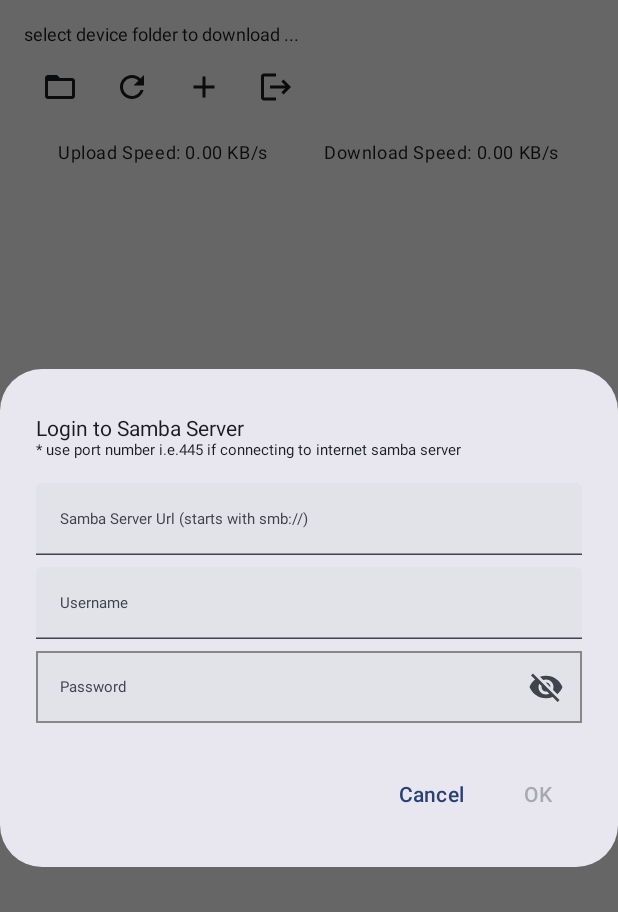
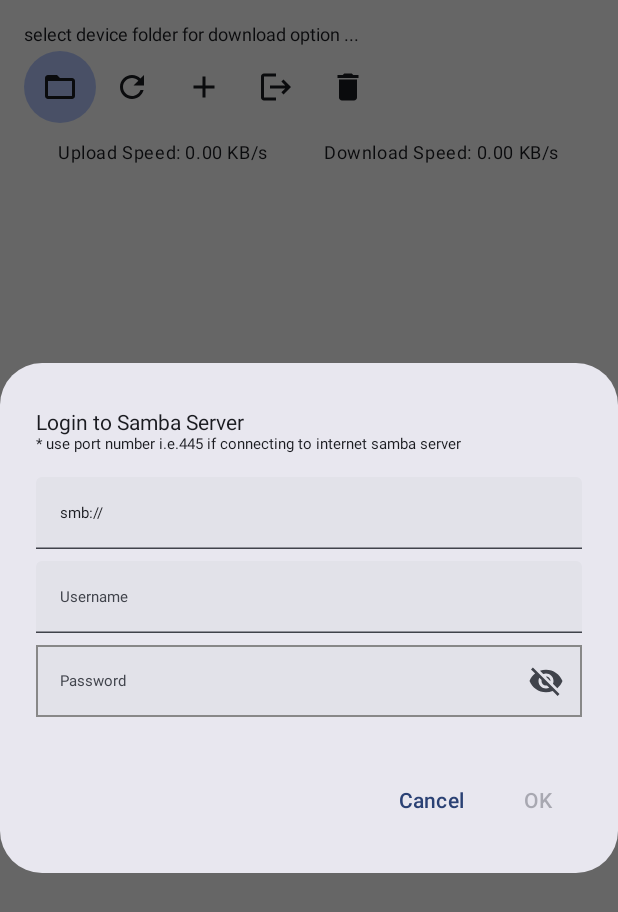
Before and after one commit to bowmanonjupiter2/android-smb-explorer-basic, an Android app built with Jetpack Compose: the screen it shows after launch (MainActivity), on a phone screen of 412 x 824 dp. Shown: the top 912 px of the screen. Run offline under Robolectric (Android 15) with nearby library versions, the light colour scheme and no system bars; our stand-ins replace livedata-compose; libraries missing offline, so code that uses them is left out: jcifs.context, jcifs.smb; 6 statements that could not run were skipped.

Commit message:
add splash view a lot of enhancement on the logon and logoff handling

```diff
--- a/app/build.gradle.kts
+++ b/app/build.gradle.kts
@@ -72,6 +72,7 @@
     implementation("androidx.compose.material:material-icons-extended-android:1.6.7")
 
     implementation ("androidx.security:security-crypto:1.1.0-alpha03")
+    implementation ("androidx.navigation:navigation-compose:2.4.0-alpha10")
 
     testImplementation(libs.junit)
     androidTestImplementation(libs.androidx.junit)
--- /dev/null
+++ b/app/src/main/java/com/rainforce/androidsmbclient/AppNavigation.kt
@@ -0,0 +1,17 @@
+package com.rainforce.androidsmbclient
+
+import androidx.compose.runtime.Composable
+import androidx.navigation.compose.NavHost
+import androidx.navigation.compose.composable
+import androidx.navigation.compose.rememberNavController
+import com.rainforce.androidsmbclient.model.SambaExplorerViewModel
+import com.rainforce.androidsmbclient.ui.SplashScreen
+
+@Composable
+fun AppNavigation(viewModel: SambaExplorerViewModel) {
+    val navController = rememberNavController()
+    NavHost(navController = navController, startDestination = "splash") {
+        composable("splash") { SplashScreen(navController) }
+        composable("explorer") { SambaExplorerView(viewModel) }
+    }
+}
--- a/app/src/main/java/com/rainforce/androidsmbclient/MainActivity.kt
+++ b/app/src/main/java/com/rainforce/androidsmbclient/MainActivity.kt
@@ -5,15 +5,8 @@
 import androidx.activity.compose.setContent
 import androidx.activity.enableEdgeToEdge
 import androidx.activity.viewModels
-import androidx.compose.foundation.isSystemInDarkTheme
-import androidx.compose.material3.MaterialTheme
-import androidx.compose.material3.dynamicDarkColorScheme
-import androidx.compose.material3.dynamicLightColorScheme
-import androidx.compose.runtime.Composable
-import androidx.compose.ui.platform.LocalContext
 import androidx.core.view.WindowCompat
 import com.rainforce.androidsmbclient.model.SambaExplorerViewModel
-import com.rainforce.androidsmbclient.ui.MainView
 import com.rainforce.androidsmbclient.ui.theme.AndroidSMBClientTheme
 
 
@@ -28,24 +21,8 @@
 
         setContent {
             AndroidSMBClientTheme {
-                SMBExplorerApp(viewModel)
+                AppNavigation(viewModel)
             }
         }
     }
 }
-
-@Composable
-fun SMBExplorerApp(viewModel: SambaExplorerViewModel) {
-
-    val context = LocalContext.current
-    val isDarkTheme = isSystemInDarkTheme()
-    val colorScheme = if (isDarkTheme) {
-        dynamicDarkColorScheme(context)
-    } else {
-        dynamicLightColorScheme(context)
-    }
-
-    MaterialTheme(colorScheme = colorScheme) {
-        MainView(viewModel)
-    }
-}
--- /dev/null
+++ b/app/src/main/java/com/rainforce/androidsmbclient/SambaExplorerView.kt
@@ -0,0 +1,26 @@
+package com.rainforce.androidsmbclient
+
+import androidx.compose.foundation.isSystemInDarkTheme
+import androidx.compose.material3.MaterialTheme
+import androidx.compose.material3.dynamicDarkColorScheme
+import androidx.compose.material3.dynamicLightColorScheme
+import androidx.compose.runtime.Composable
+import androidx.compose.ui.platform.LocalContext
+import com.rainforce.androidsmbclient.model.SambaExplorerViewModel
+import com.rainforce.androidsmbclient.ui.MainView
+
+@Composable
+fun SambaExplorerView(viewModel: SambaExplorerViewModel) {
+
+    val context = LocalContext.current
+    val isDarkTheme = isSystemInDarkTheme()
+    val colorScheme = if (isDarkTheme) {
+        dynamicDarkColorScheme(context)
+    } else {
+        dynamicLightColorScheme(context)
+    }
+
+    MaterialTheme(colorScheme = colorScheme) {
+        MainView(viewModel)
+    }
+}
--- a/app/src/main/java/com/rainforce/androidsmbclient/model/SambaExplorerViewModel.kt
+++ b/app/src/main/java/com/rainforce/androidsmbclient/model/SambaExplorerViewModel.kt
@@ -59,14 +59,16 @@
     val shouldShowDialogue get() = _shouldShowDialogue
 
 
-    fun retrieveProfile() {
-
-        _serverURL.value = securePreferences.getEncryptedString("smbServerUrl")
-        _userName.value = securePreferences.getEncryptedString("smbUserName")
-        _password.value = securePreferences.getEncryptedString("smbPassword")
-
+    fun retrieveSavedProfileIfAny() {
+        viewModelScope.launch {
+            withContext(Dispatchers.IO) {
+                _serverURL.postValue(securePreferences.getEncryptedString(SERVER_URL))
+                _userName.postValue(securePreferences.getEncryptedString(USER_NAME))
+                _password.postValue(securePreferences.getEncryptedString(PASSWORD))
+            }
+            withContext(Dispatchers.Main) {
                 when {
-            _serverURL.value.isNullOrEmpty() || _userName.value.isNullOrEmpty() || _password.value.isNullOrEmpty() -> {
+                    serverURL.value.isNullOrEmpty() || userName.value.isNullOrEmpty() || password.value.isNullOrEmpty() -> {
                         _shouldShowDialogue.postValue(true)
                     }
                     else -> {
@@ -75,31 +77,45 @@
                     }
                 }
             }
+        }
+    }
 
     fun saveProfile(smbServerUrl: String, smbUserName: String, smbPassword: String) {
+        viewModelScope.launch {
+            withContext(Dispatchers.IO) {
+                securePreferences.saveEncryptedString(SERVER_URL, smbServerUrl)
+                securePreferences.saveEncryptedString(USER_NAME, smbUserName)
+                securePreferences.saveEncryptedString(PASSWORD, smbPassword)
+            }
+        }
+    }
 
-        securePreferences.saveEncryptedString("smbServerUrl", smbServerUrl)
-        securePreferences.saveEncryptedString("smbUserName", smbUserName)
-        securePreferences.saveEncryptedString("smbPassword", smbPassword)
+    fun logoff() {
+        viewModelScope.launch {
+            withContext(Dispatchers.IO) {
+                _remoteFiles.postValue(emptyList())
+                _password.postValue("")
+                securePreferences.saveEncryptedString(PASSWORD, "")
+
+                retrieveSavedProfileIfAny()
+            }
+        }
     }
 
     fun deleteProfile() {
+        viewModelScope.launch {
+            withContext(Dispatchers.IO) {
+                _remoteFiles.postValue(emptyList())
+                _serverURL.postValue("")
+                _userName.postValue("")
+                _password.postValue("")
+                securePreferences.saveEncryptedString(SERVER_URL, "")
+                securePreferences.saveEncryptedString(USER_NAME, "")
+                securePreferences.saveEncryptedString(PASSWORD, "")
 
-        securePreferences.saveEncryptedString("smbServerUrl", "")
-        securePreferences.saveEncryptedString("smbUserName", "")
-        securePreferences.saveEncryptedString("smbPassword", "")
-
-        cleanUp()
-
-        _shouldShowDialogue.postValue(true)
+                retrieveSavedProfileIfAny()
             }
-
-    private fun cleanUp() {
-        _downloadURI.postValue(null)
-        _remoteFiles.postValue(emptyList())
-        _remoteError.postValue("")
-        _localFiles.postValue(emptyList())
-        _shouldShowDialogue.postValue(false)
+        }
     }
 
     fun getLocalFiles(uri: Uri, context: Context) {
@@ -250,17 +266,10 @@
                             _remoteFiles.postValue(files)
                         }
                     } else {
-                        _remoteError.postValue("Server not found")
+                        handleRemoteError("Server not found")
                     }
-                } catch (mal: MalformedURLException) {
-                    mal.printStackTrace()
-                    _remoteError.postValue(mal.message.toString())
-                } catch (smb: SmbException) {
-                    smb.printStackTrace()
-                    _remoteError.postValue(smb.message.toString())
                 } catch (t: Throwable) {
-                    t.printStackTrace()
-                    _remoteError.postValue(t.message.toString())
+                    handleRemoteError(t.message.toString())
                 } finally {
                     smbServer?.close()
                     _isInProgress.postValue(false)
@@ -268,4 +277,15 @@
             }
         }
     }
+
+    private fun handleRemoteError(errorMsg: String) {
+        logoff()
+        _remoteError.postValue(errorMsg)
     }
+
+    companion object {
+        const val SERVER_URL = "serverURL"
+        const val USER_NAME = "userName"
+        const val PASSWORD = "password"
+    }
+}
--- a/app/src/main/java/com/rainforce/androidsmbclient/ui/MainView.kt
+++ b/app/src/main/java/com/rainforce/androidsmbclient/ui/MainView.kt
@@ -18,6 +18,7 @@
 import androidx.compose.material.icons.Icons
 import androidx.compose.material.icons.automirrored.filled.Logout
 import androidx.compose.material.icons.filled.Add
+import androidx.compose.material.icons.filled.Delete
 import androidx.compose.material.icons.filled.Refresh
 import androidx.compose.material3.CircularProgressIndicator
 import androidx.compose.material3.Icon
@@ -30,6 +31,7 @@
 import androidx.compose.runtime.livedata.observeAsState
 import androidx.compose.runtime.mutableStateOf
 import androidx.compose.runtime.remember
+import androidx.compose.runtime.setValue
 import androidx.compose.ui.Alignment
 import androidx.compose.ui.Modifier
 import androidx.compose.ui.graphics.Color
@@ -42,8 +44,7 @@
 import com.rainforce.androidsmbclient.ui.components.ConfirmationDialog
 import com.rainforce.androidsmbclient.ui.components.DownloadSpeedBar
 import com.rainforce.androidsmbclient.ui.components.HighlightedButton
-import com.rainforce.androidsmbclient.ui.components.InformationDialog
-import com.rainforce.androidsmbclient.ui.components.SMBLoginDialog
+import com.rainforce.androidsmbclient.ui.components.LoginDialog
 import com.rainforce.androidsmbclient.util.getUploadTempFilePathFromUri
 import java.io.File
 
@@ -58,13 +59,16 @@
 
     val downloadURI = viewModel.downloadURI.observeAsState(initial = null)
 
-    val remoteError = viewModel.remoteError.observeAsState(initial = "")
-
     val isInProgress by viewModel.isInProgress.observeAsState(initial = false)
 
     val shouldShowDialogue by viewModel.shouldShowDialogue.observeAsState(initial = false)
 
     val isLogOffConfirmationDialogVisible = remember { mutableStateOf(false) }
+
+    val isPurgeConfirmationDialogVisible = remember { mutableStateOf(false) }
+
+    var launchEffectToggle by remember { mutableStateOf(false) }
+
 
     val pickFileLauncher =
         rememberLauncherForActivityResult(ActivityResultContracts.OpenDocument()) { uri ->
@@ -93,27 +97,21 @@
             }
         }
 
-    LaunchedEffect(Unit) {
-        viewModel.retrieveProfile()
+    LaunchedEffect(launchEffectToggle) {
+        viewModel.retrieveSavedProfileIfAny()
     }
 
     if (shouldShowDialogue) {
-        SMBLoginDialog(
+        LoginDialog(
             serverURL = viewModel.serverURL.value ?: "",
             userName = viewModel.userName.value ?: "",
             password = viewModel.password.value ?: "",
+            statusMsg = viewModel.remoteError.value?: "",
             onDismiss = {
                 (context as? Activity)?.finish()
             }) { smbServerUrl, userName, password ->
             viewModel.saveProfile(smbServerUrl, userName, password)
-            viewModel.retrieveProfile()
-            viewModel.getRemoteFiles()
-        }
-    }
-
-    if (remoteError.value.isNotEmpty()) {
-        InformationDialog(errorDescription = remoteError.value) {
-            viewModel.deleteProfile()
+            launchEffectToggle = !launchEffectToggle
         }
     }
 
@@ -139,7 +137,7 @@
                 Row {
                     if (downloadURI.value == null) {
                         Text(
-                            text = "select device folder to download ...",
+                            text = "select device folder for download option ...",
                             style = TextStyle(fontWeight = FontWeight.Normal, fontSize = 12.sp),
                             modifier = Modifier
                                 .padding(bottom = 4.dp)
@@ -192,6 +190,21 @@
                             contentDescription = "Log off current SMB server"
                         )
                     }
+
+                    IconButton(
+                        onClick = {
+                            isPurgeConfirmationDialogVisible.value = true
+
+                        },
+                        modifier = Modifier
+                            .padding(bottom = 4.dp)
+                            .align(Alignment.CenterVertically)
+                    ) {
+                        Icon(
+                            imageVector = Icons.Filled.Delete,
+                            contentDescription = "Delete your profile for good"
+                        )
+                    }
                 }
 
                 if (isLogOffConfirmationDialogVisible.value) {
@@ -200,11 +213,24 @@
                         message = "Are you sure you want to log off?",
                         onConfirm = {
                             isLogOffConfirmationDialogVisible.value = false
-                            viewModel.deleteProfile()
-                            viewModel.retrieveProfile()
+                            viewModel.logoff()
                         },
                         onDismiss = {
                             isLogOffConfirmationDialogVisible.value = false
+                        }
+                    )
+                }
+
+                if (isPurgeConfirmationDialogVisible.value) {
+                    ConfirmationDialog(
+                        title = "Delete profile",
+                        message = "Are you sure you want to delete your profile",
+                        onConfirm = {
+                            isPurgeConfirmationDialogVisible.value = false
+                            viewModel.deleteProfile()
+                        },
+                        onDismiss = {
+                            isPurgeConfirmationDialogVisible.value = false
                         }
                     )
                 }
--- /dev/null
+++ b/app/src/main/java/com/rainforce/androidsmbclient/ui/SplashView.kt
@@ -0,0 +1,37 @@
+package com.rainforce.androidsmbclient.ui
+
+import androidx.compose.foundation.layout.Box
+import androidx.compose.foundation.layout.fillMaxSize
+import androidx.compose.material3.MaterialTheme
+import androidx.compose.material3.Text
+import androidx.compose.runtime.Composable
+import androidx.compose.runtime.LaunchedEffect
+import androidx.compose.ui.Alignment
+import androidx.compose.ui.Modifier
+import androidx.compose.ui.text.font.FontFamily
+import androidx.compose.ui.unit.sp
+import androidx.navigation.NavController
+import kotlinx.coroutines.delay
+
+@Composable
+fun SplashScreen(navController: NavController) {
+    LaunchedEffect(Unit) {
+        delay(1500) // Delay for 3 seconds
+        navController.navigate("explorer") {
+            popUpTo("splash") { inclusive = true }
+        }
+    }
+
+    Box(
+        contentAlignment = Alignment.Center,
+        modifier = Modifier.fillMaxSize()
+    ) {
+        Text(
+            text = "Created By Rainforce",
+            style = MaterialTheme.typography.titleLarge.copy(
+                fontFamily = FontFamily.Cursive,
+                fontSize = 36.sp
+            )
+        )
+    }
+}
--- a/app/src/main/java/com/rainforce/androidsmbclient/ui/components/SMBLoginDialogue.kt
+++ b/app/src/main/java/com/rainforce/androidsmbclient/ui/components/SMBLoginDialogue.kt
@@ -3,14 +3,18 @@
 import androidx.compose.foundation.background
 import androidx.compose.foundation.border
 import androidx.compose.foundation.layout.Column
+import androidx.compose.foundation.layout.Row
 import androidx.compose.foundation.layout.Spacer
 import androidx.compose.foundation.layout.fillMaxWidth
 import androidx.compose.foundation.layout.height
+import androidx.compose.foundation.layout.size
+import androidx.compose.foundation.layout.width
 import androidx.compose.foundation.shape.RoundedCornerShape
 import androidx.compose.foundation.text.KeyboardOptions
 import androidx.compose.material.icons.Icons
 import androidx.compose.material.icons.filled.Visibility
 import androidx.compose.material.icons.filled.VisibilityOff
+import androidx.compose.material.icons.filled.Warning
 import androidx.compose.material3.AlertDialog
 import androidx.compose.material3.Icon
 import androidx.compose.material3.IconButton
@@ -22,6 +26,7 @@
 import androidx.compose.runtime.mutableStateOf
 import androidx.compose.runtime.remember
 import androidx.compose.runtime.setValue
+import androidx.compose.ui.Alignment
 import androidx.compose.ui.Modifier
 import androidx.compose.ui.graphics.Color
 import androidx.compose.ui.text.TextStyle
@@ -32,10 +37,11 @@
 import androidx.compose.ui.unit.sp
 
 @Composable
-fun SMBLoginDialog(
+fun LoginDialog(
     serverURL: String,
     userName: String,
     password: String,
+    statusMsg: String? = "",
     onDismiss: () -> Unit,
     onConfirm: (smbServerUrl: String, userName: String, password: String) -> Unit,
 ) {
@@ -72,8 +78,10 @@
         text = {
             Column {
                 TextField(
-                    value = enteredServerUrl,
-                    onValueChange = { enteredServerUrl = it },
+                    value = if (enteredServerUrl.startsWith("smb://")) enteredServerUrl else "smb://$enteredServerUrl",
+                    onValueChange = {
+                        enteredServerUrl = if (it.startsWith("smb://")) it else "smb://$it"
+                    },
                     placeholder = {
                         Text(
                             text = "Samba Server Url (starts with smb://)",
@@ -88,6 +96,7 @@
                 )
 
                 Spacer(modifier = Modifier.height(8.dp))
+
                 TextField(
                     value = enteredUserName,
                     onValueChange = { enteredUserName = it },
@@ -98,7 +107,9 @@
                         .height(48.dp)
                         .background(color = Color.Transparent, shape = RoundedCornerShape(8.dp))
                 )
+
                 Spacer(modifier = Modifier.height(8.dp))
+
                 TextField(
                     value = enteredPassword,
                     onValueChange = { enteredPassword = it },
@@ -124,6 +135,21 @@
                         .background(color = Color.Transparent, shape = RoundedCornerShape(8.dp))
                         .border(width = 1.dp, color = Color.Gray)
                 )
+
+                Spacer(modifier = Modifier.height(8.dp))
+
+                if (!statusMsg.isNullOrEmpty()) {
+                    Row(verticalAlignment = Alignment.CenterVertically) {
+                        Icon(
+                            imageVector = Icons.Default.Warning,
+                            contentDescription = "Error Icon",
+                            tint = Color.Red,
+                            modifier = Modifier.size(16.dp)
+                        )
+                        Spacer(modifier = Modifier.width(4.dp))
+                        Text(text = statusMsg, style = TextStyle(fontSize = 10.sp, color = Color.Red))
+                    }
+                }
             }
         }
     )
```
Also changed, not shown: app/src/main/java/com/rainforce/androidsmbclient/ui/components/InformationDialogue.kt (deleted, +0 -24 lines). Lines whose indentation alone changed are shown as unchanged.
